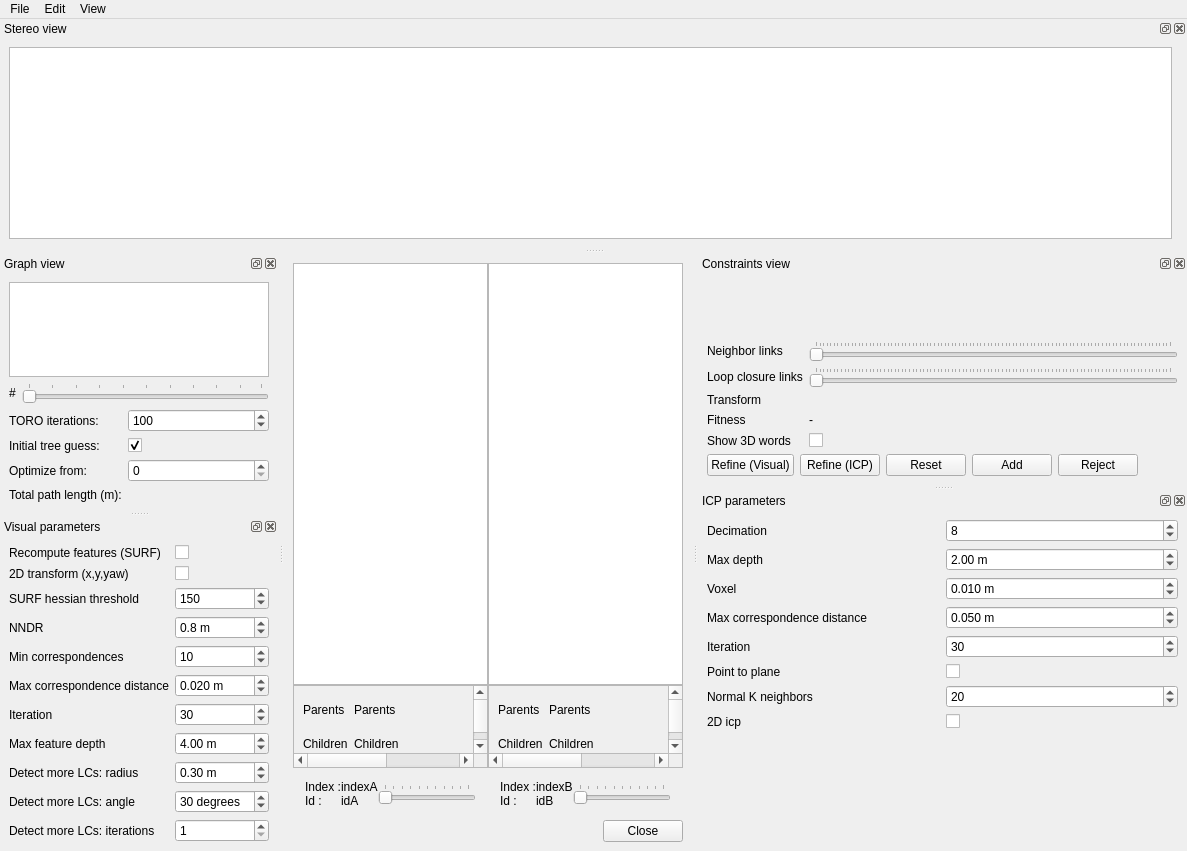
Before: the Qt Designer form guilib/src/ui/DatabaseViewer.ui in introlab/rtabmap, drawn with Qt 5.
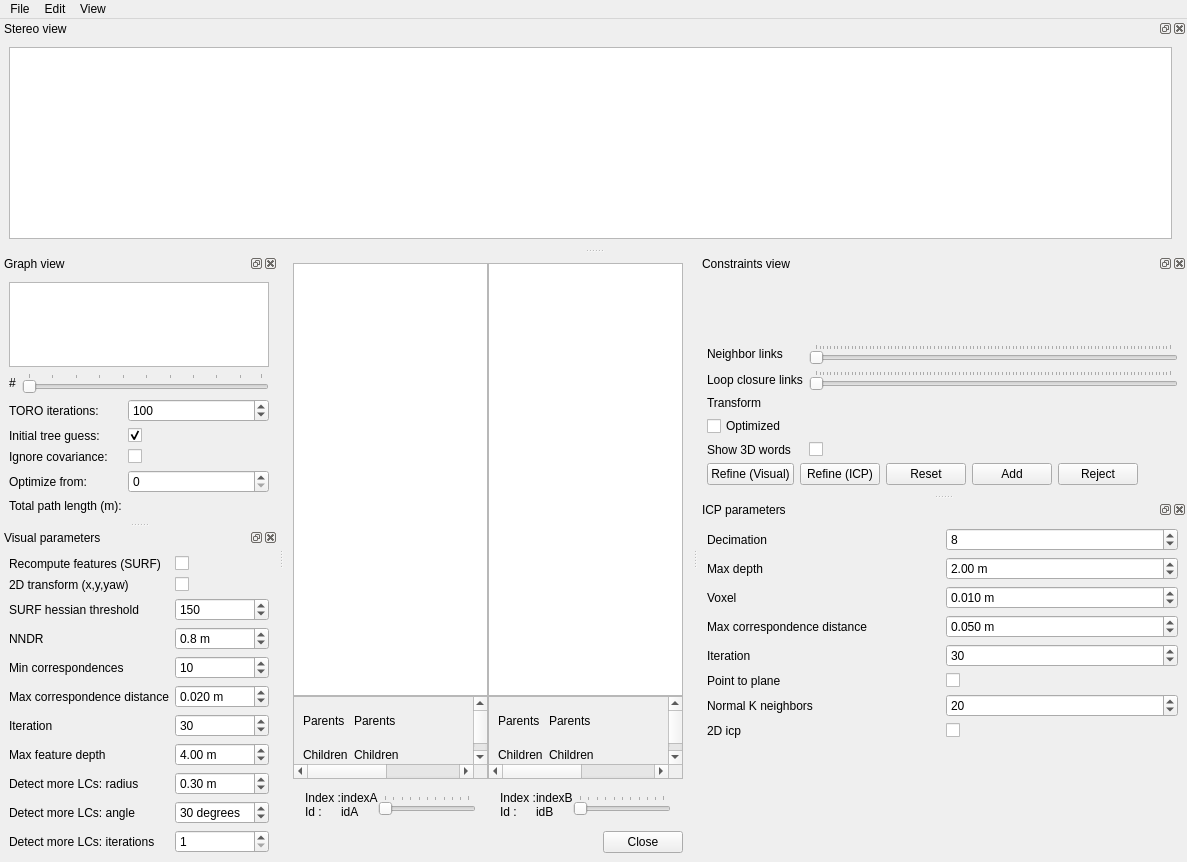
After: the same form once the commit is applied. Custom widgets are drawn as their Qt base class.

Patch:
```diff
--- a/guilib/src/ui/DatabaseViewer.ui
+++ b/guilib/src/ui/DatabaseViewer.ui
@@ -7,7 +7,7 @@
     <x>0</x>
     <y>0</y>
     <width>1187</width>
-    <height>851</height>
+    <height>862</height>
    </rect>
   </property>
   <property name="windowTitle">
@@ -369,16 +369,16 @@
         </widget>
        </item>
        <item row="3" column="0">
-        <widget class="QLabel" name="label_18">
+        <widget class="QCheckBox" name="checkBox_showOptimized">
          <property name="text">
-          <string>Fitness</string>
+          <string>Optimized</string>
          </property>
         </widget>
        </item>
        <item row="3" column="1">
         <widget class="QLabel" name="label_fitness">
          <property name="text">
-          <string>-</string>
+          <string/>
          </property>
         </widget>
        </item>
@@ -511,14 +511,14 @@
          </property>
         </widget>
        </item>
-       <item row="2" column="0">
+       <item row="3" column="0">
         <widget class="QLabel" name="label_8">
          <property name="text">
           <string>Optimize from:</string>
          </property>
         </widget>
        </item>
-       <item row="2" column="1">
+       <item row="3" column="1">
         <widget class="QSpinBox" name="spinBox_optimizationsFrom"/>
        </item>
        <item row="1" column="1">
@@ -538,20 +538,37 @@
          </property>
         </widget>
        </item>
-       <item row="3" column="0">
+       <item row="4" column="0">
         <widget class="QLabel" name="label_10">
          <property name="text">
           <string>Total path length (m):</string>
          </property>
         </widget>
        </item>
-       <item row="3" column="1">
+       <item row="4" column="1">
         <widget class="QLabel" name="label_pathLength">
          <property name="text">
           <string/>
          </property>
         </widget>
        </item>
+       <item row="2" column="0">
+        <widget class="QLabel" name="label_34">
+         <property name="text">
+          <string>Ignore covariance:</string>
+         </property>
+        </widget>
+       </item>
+       <item row="2" column="1">
+        <widget class="QCheckBox" name="checkBox_ignoreCovariance">
+         <property name="text">
+          <string/>
+         </property>
+         <property name="checked">
+          <bool>false</bool>
+         </property>
+        </widget>
+       </item>
       </layout>
      </item>
     </layout>
```
Left out of the diff: 16 changed lines with no effect on the pictures.
